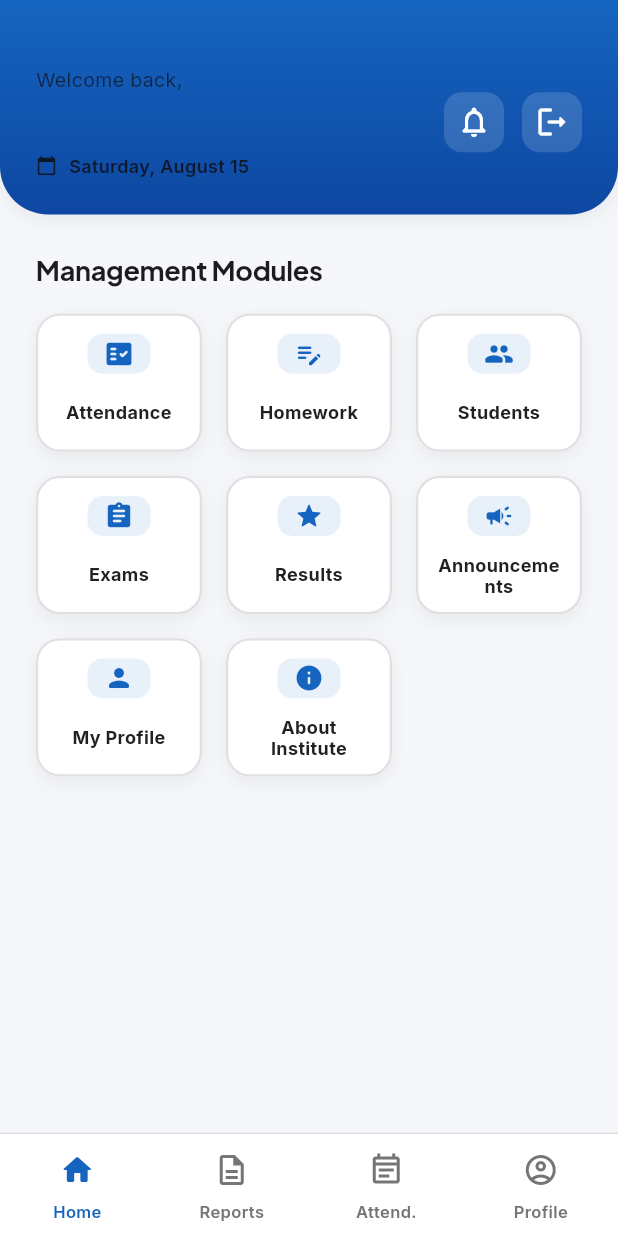
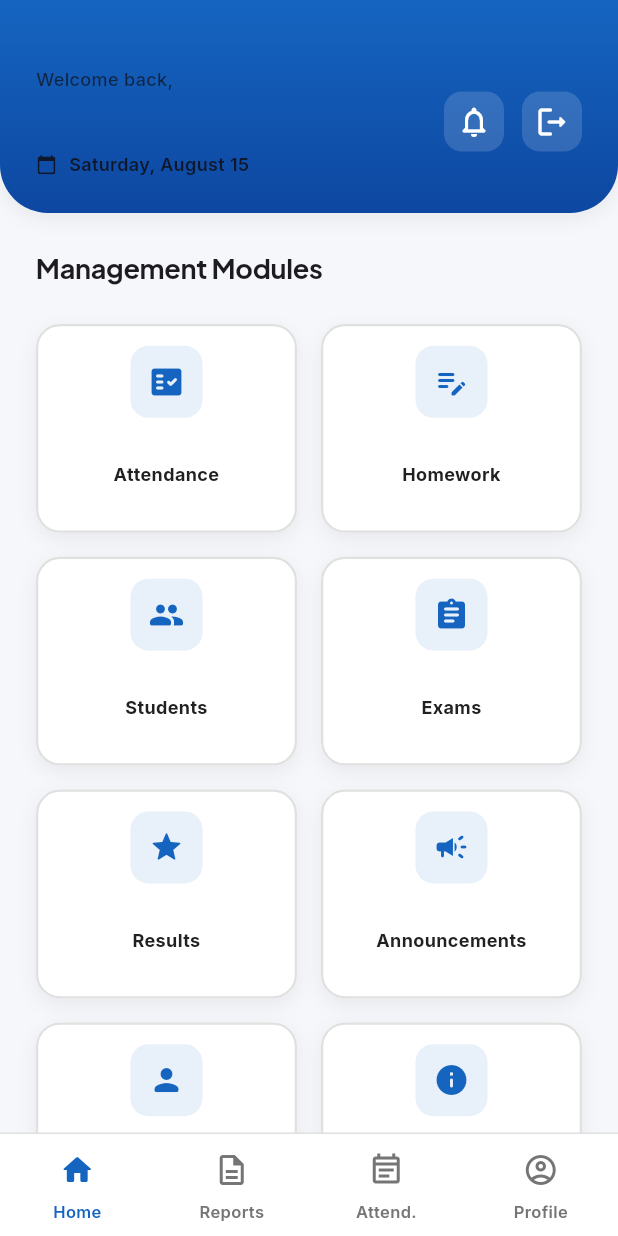
Before and after one commit to siddisadad/dci-teacher-app, a Flutter app: the screen it shows once a user with an empty profile is signed in, on a phone screen of 412 x 824 dp. Run offline on Flutter 3.47's test engine with Material 3 defaults, Android fonts, the phone set to English and light mode, and no system bars; our stand-ins replace auto_size_text, cached_network_image, cloud_firestore, cloud_functions, connectivity_plus, dropdown_button2 and 19 more; missing offline and left inert: excel, json_path; accounts and stored records are empty.

Commit message:
style: refine dashboard UI and responsive layout

```diff
--- a/lib/components/dashboard_card/dashboard_card_widget.dart
+++ b/lib/components/dashboard_card/dashboard_card_widget.dart
@@ -104,17 +104,17 @@ class _DashboardCardWidgetState extends State<DashboardCardWidget> {
                     children: [
                       Flexible(
                         child: Container(
-                          width: 42,
-                          height: 42,
+                          width: 48,
+                          height: 48,
                           decoration: BoxDecoration(
                             color: theme.primary.withAlpha(25),
-                            borderRadius: BorderRadius.circular(10),
+                            borderRadius: BorderRadius.circular(12),
                           ),
                           alignment: Alignment.center,
                           child: IconTheme(
                             data: IconThemeData(
                               color: theme.primary,
-                              size: 20,
+                              size: 24,
                             ),
                             child:
                                 widget.icon ?? const Icon(Icons.apps_rounded),
@@ -129,7 +129,7 @@ class _DashboardCardWidgetState extends State<DashboardCardWidget> {
                             textAlign: TextAlign.center,
                             maxLines: 2,
                             overflow: TextOverflow.ellipsis,
-                            style: AppTypography.label.copyWith(
+                            style: AppTypography.caption.copyWith(
                               fontWeight: FontWeight.bold,
                               color: theme.primaryText,
                               fontSize: 12,
--- a/lib/components/shared/responsive_scaffold.dart
+++ b/lib/components/shared/responsive_scaffold.dart
@@ -88,6 +88,13 @@ class _Sidebar extends ConsumerWidget {
       decoration: BoxDecoration(
         color: theme.secondaryBackground,
         border: Border(right: BorderSide(color: theme.alternate)),
+        boxShadow: [
+          BoxShadow(
+            color: Colors.black.withAlpha(5),
+            blurRadius: 10,
+            offset: const Offset(2, 0),
+          ),
+        ],
       ),
       child: Column(
         children: [
--- a/lib/pages/home_dashboard/home_dashboard_widget.dart
+++ b/lib/pages/home_dashboard/home_dashboard_widget.dart
@@ -62,18 +62,18 @@ class _HomeDashboardWidgetState extends ConsumerState<HomeDashboardWidget> {
                         crossAxisAlignment: CrossAxisAlignment.start,
                         children: [
                           _buildSectionTitle('Management Modules'),
-                          const SizedBox(height: AppSpacing.md),
+                          const SizedBox(height: AppSpacing.lg),
                           _buildModulesGrid(context, constraints.maxWidth,
                               isManagement: true),
                           if (access.canViewAdminReports ||
                               access.canViewFacultyList) ...[
-                            const SizedBox(height: AppSpacing.xl),
+                            const SizedBox(height: AppSpacing.xxl),
                             _buildSectionTitle('Administrative Tools'),
-                            const SizedBox(height: AppSpacing.md),
+                            const SizedBox(height: AppSpacing.lg),
                             _buildModulesGrid(context, constraints.maxWidth,
                                 isManagement: false),
                           ],
-                          const SizedBox(height: AppSpacing.xl),
+                          const SizedBox(height: AppSpacing.xxl),
                         ],
                       ),
                     ),
@@ -115,8 +115,8 @@ class _HomeDashboardWidgetState extends ConsumerState<HomeDashboardWidget> {
             borderRadius: hideActions
                 ? null
                 : const BorderRadius.only(
-                    bottomLeft: Radius.circular(32.0),
-                    bottomRight: Radius.circular(32.0),
+                    bottomLeft: Radius.circular(AppRadius.xxl),
+                    bottomRight: Radius.circular(AppRadius.xxl),
                   ),
             boxShadow: AppShadows.low,
           ),
@@ -131,7 +131,8 @@ class _HomeDashboardWidgetState extends ConsumerState<HomeDashboardWidget> {
                         style: theme.bodyMedium.override(
                             font: GoogleFonts.inter(),
                             color: theme.onBackground80,
-                            fontSize: 13)),
+                            fontSize: 12,
+                            fontWeight: FontWeight.w500)),
                     const SizedBox(height: 4),
                     Text(
                       displayName,
@@ -139,9 +140,9 @@ class _HomeDashboardWidgetState extends ConsumerState<HomeDashboardWidget> {
                       overflow: TextOverflow.ellipsis,
                       style: theme.titleMedium.override(
                         font: GoogleFonts.plusJakartaSans(
-                            fontWeight: FontWeight.bold),
+                            fontWeight: FontWeight.w800),
                         color: theme.onBackground,
-                        fontSize: 24,
+                        fontSize: 26,
                         lineHeight: 1.1,
                       ),
                     ),
@@ -238,7 +239,7 @@ class _HomeDashboardWidgetState extends ConsumerState<HomeDashboardWidget> {
   Widget _buildModulesGrid(BuildContext context, double width,
       {required bool isManagement}) {
     final crossAxisCount =
-        width > 1000 ? 5 : (width > 700 ? 4 : (width > 400 ? 3 : 2));
+        width > 1200 ? 6 : (width > 800 ? 4 : (width > 450 ? 3 : 2));
     final access = ref.watch(accessControlProvider);
 
     final List<Map<String, dynamic>> modules;
@@ -320,7 +321,7 @@ class _HomeDashboardWidgetState extends ConsumerState<HomeDashboardWidget> {
         crossAxisCount: crossAxisCount,
         crossAxisSpacing: 16,
         mainAxisSpacing: 16,
-        childAspectRatio: 1.2,
+        childAspectRatio: 1.25,
       ),
       itemCount: modules.length,
       shrinkWrap: true,
--- a/lib/shared/app_style.dart
+++ b/lib/shared/app_style.dart
@@ -19,7 +19,7 @@ class AppSpacing {
   static const double mobileBreakpoint = 600.0;
   static const double tabletBreakpoint = 900.0;
   static const double desktopBreakpoint = 1200.0;
-  static const double maxContentWidth = 1200.0;
+  static const double maxContentWidth = 1400.0;
 }
 
 class AppSize {
```
Also changed, not shown: 1 other file.
